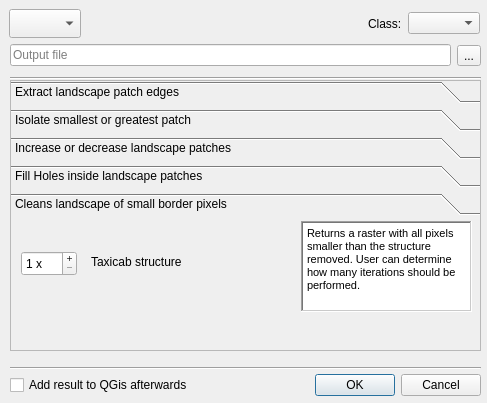
Martin-Jung/LecoS, file ui/dlg_LandscapeModifier.ui: the form before one commit.
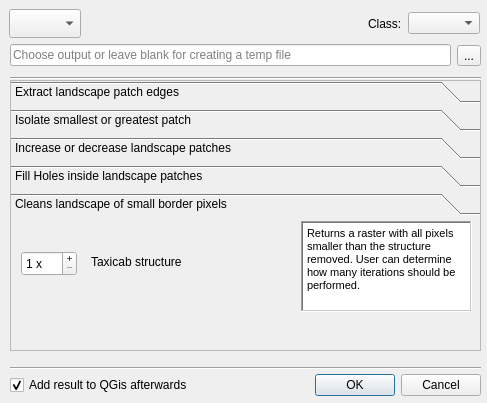
The form after the commit. The open tabs and pages were chosen to show the change. Icons and pictures are not drawn.

```diff
--- a/ui/dlg_LandscapeModifier.ui
+++ b/ui/dlg_LandscapeModifier.ui
@@ -668,7 +668,7 @@
     <item>
      <widget class="QLineEdit" name="where2Save">
       <property name="placeholderText">
-       <string>Output file</string>
+       <string>Choose output or leave blank for creating a temp file</string>
       </property>
      </widget>
     </item>
@@ -702,6 +702,9 @@
       <property name="text">
        <string>Add result to QGis afterwards</string>
       </property>
+      <property name="checked">
+       <bool>true</bool>
+      </property>
      </widget>
     </item>
     <item>
```
Left out of the diff: 20 changed lines with no effect on the pictures.
